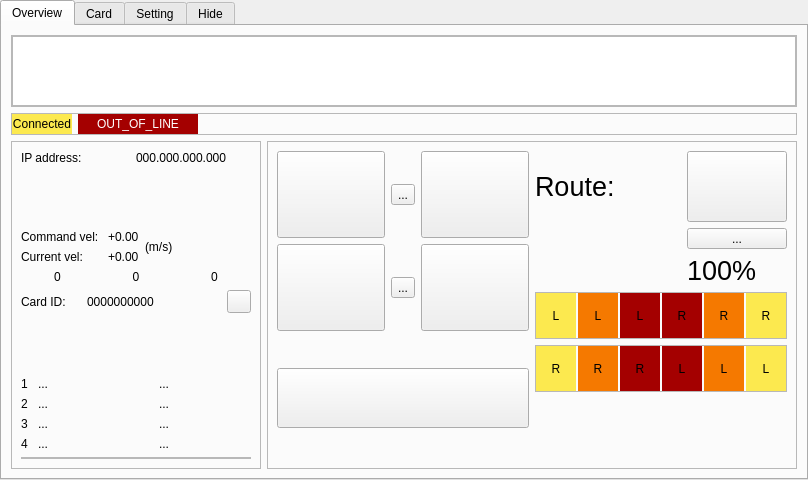
First picture: the form in agv_ui/resource/dashboard.ui, repository HaiMKAC/magnetic_agv_release, before the edit.
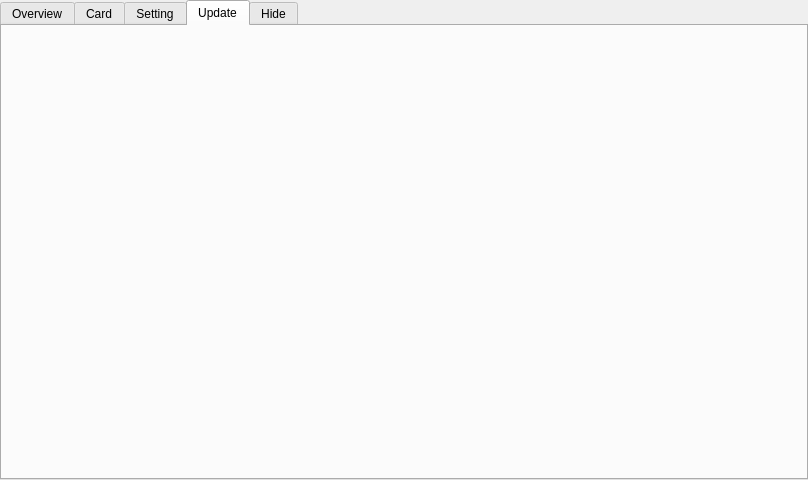
Second picture: the form after the edit. The open tabs and pages were chosen to show the change. Icons and pictures are not drawn.

The edit to the form file:
```diff
--- a/agv_ui/resource/dashboard.ui
+++ b/agv_ui/resource/dashboard.ui
@@ -7046,6 +7046,16 @@
        </item>
       </layout>
      </widget>
+     <widget class="QWidget" name="tabUpdate">
+      <attribute name="title">
+       <string>Update</string>
+      </attribute>
+      <layout class="QVBoxLayout" name="verticalLayout_11">
+       <item>
+        <layout class="QVBoxLayout" name="updateLayout"/>
+       </item>
+      </layout>
+     </widget>
      <widget class="QWidget" name="tabHide">
       <attribute name="title">
        <string>Hide</string>
```
Left out of the diff: 2 changed lines with no effect on the pictures.
